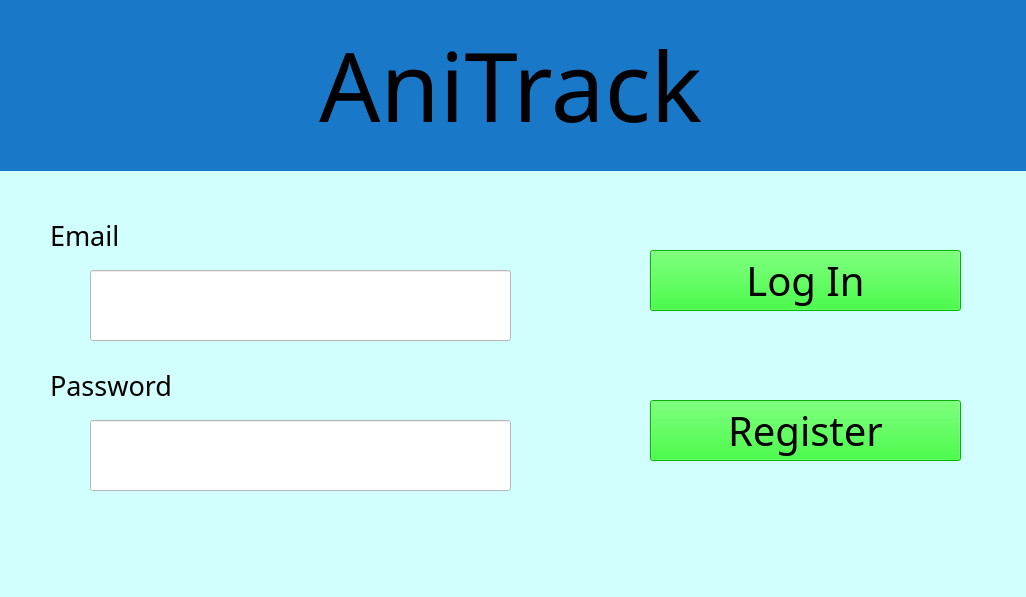
Old version of the form gui/main_menu.ui in the repository PikaKight/AniTrack.
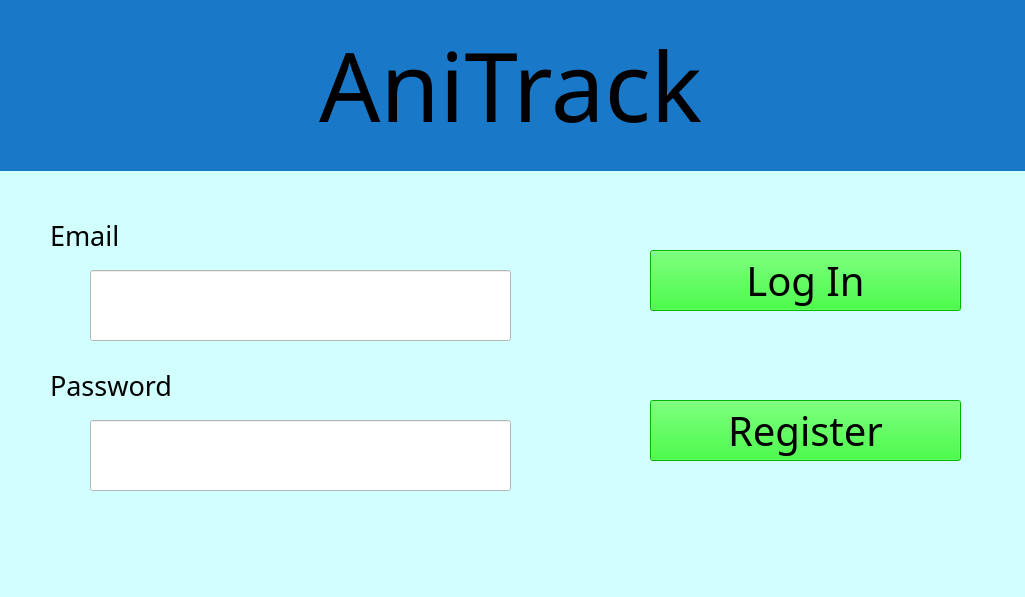
New version of the form.

The edit to the form file:
```diff
--- a/gui/main_menu.ui
+++ b/gui/main_menu.ui
@@ -6,7 +6,7 @@
    <rect>
     <x>0</x>
     <y>0</y>
-    <width>1026</width>
+    <width>1025</width>
     <height>597</height>
    </rect>
   </property>
```
